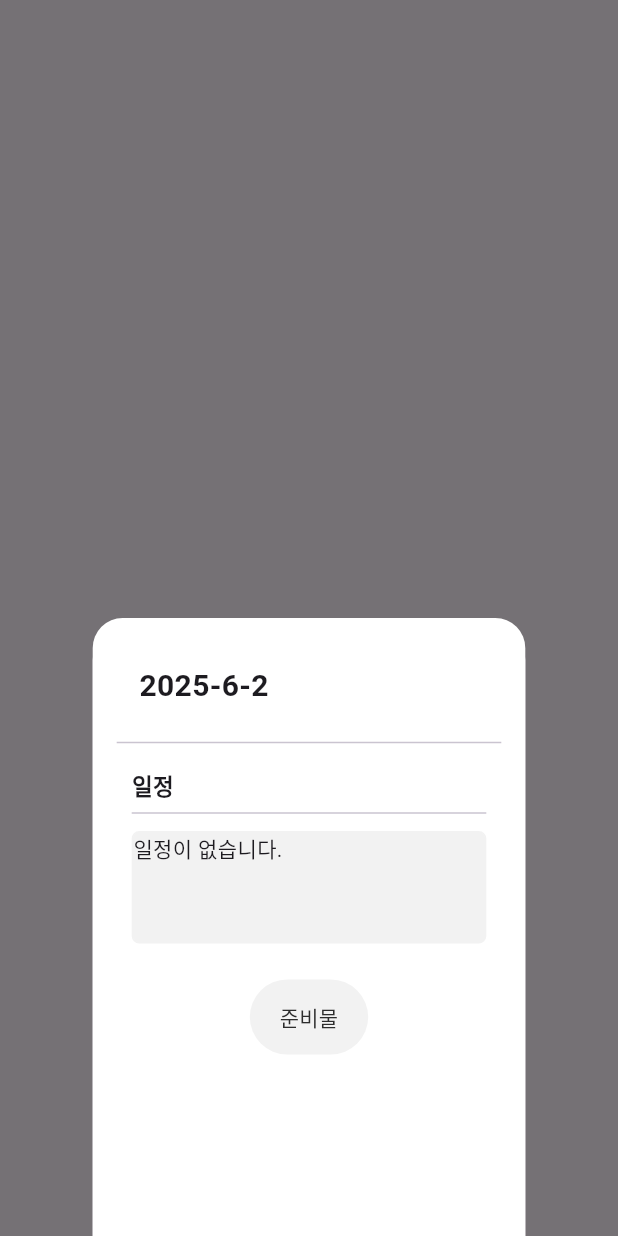
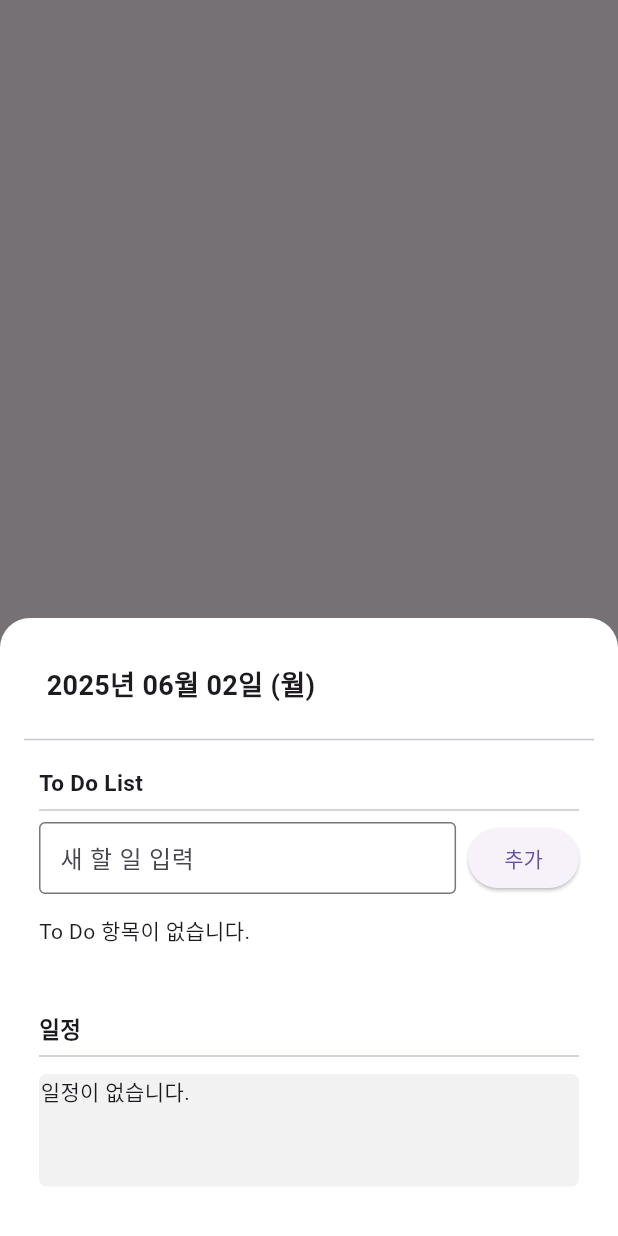
Before and after one commit to dlsalsgur03/OSBP_Project, a Flutter app: what showBottomSheetModal() shows on an empty page, opened directly with empty values, on a phone screen of 412 x 824 dp. Run offline on Flutter 3.47's test engine with Material 3 defaults, Android fonts, the phone set to English and light mode, and no system bars; our stand-ins replace emoji_picker_flutter, flutter_dotenv, flutter_local_notifications, flutter_map, latlong2, permission_handler and 3 more; accounts and stored records are empty.

Commit message:
ToDoList UI와 함수들을 넣어 기능 추가

```diff
--- a/lib/calendar/dateInfo/show_date_info.dart
+++ b/lib/calendar/dateInfo/show_date_info.dart
@@ -1,7 +1,10 @@
 import 'package:flutter/material.dart';
+import 'package:intl/intl.dart';
 
 import '../../reservation/reading_json.dart';
 import '../../weather/weather.dart';
+import 'todo_modal.dart';
+import 'todo_func.dart';
 
 DateTime today = DateTime.now();
 DateTime yesterday = today.subtract(const Duration(days: 1));
@@ -11,16 +14,47 @@ final WeatherService weatherService = WeatherService();
 void showBottomSheetModal(BuildContext context, DateTime selectedDate) async {
 
   List<Schedule> schedules = await getSchedule(selectedDate);
+  List<Todo> todos = await getTodoList(selectedDate);
 
   showModalBottomSheet(
     context: context,
     isScrollControlled: true,
-    builder: (context) => DraggableScrollableSheet(
+    builder: (context) {
+      return StatefulBuilder(
+        builder: (context, setState) {
+          final TextEditingController todoController = TextEditingController();
+
+          void addTodo(){
+            final text = todoController.text.trim();
+            if (text.isNotEmpty){
+              final newTodo = Todo(task: text);
+              setState(() {
+                todos.add(newTodo);
+                addTodoToStorage(selectedDate, newTodo);
+              });
+              todoController.clear();
+            }
+          }
+
+          void removeTodo(int index) {
+            setState((){
+              todos.removeAt(index);
+              removeTodoFromStorage(selectedDate, index);
+            });
+          }
+
+          void toggleDone(int index, bool? val) {
+            setState((){
+              todos[index].done = val ?? false;
+              updateTodoInStorage(selectedDate, index, val ?? false);
+            });
+          }
+
+          return DraggableScrollableSheet(
             expand: false, // 드래그로 확장 가능
             builder: (context, scrollController) {
               return Container(
                 padding: EdgeInsets.all(16.0),
-          width: MediaQuery.of(context).size.width * 0.7,
                 decoration: BoxDecoration(
                   color: Color(0XffFFFFFF),
                   borderRadius: BorderRadius.vertical(top: Radius.circular(20)),
@@ -31,11 +65,8 @@ void showBottomSheetModal(BuildContext context, DateTime selectedDate) async {
                     Padding(
                       padding: EdgeInsets.all(15.0),
                       child: Text(
-                  '${selectedDate.year}-${selectedDate.month}-${selectedDate.day}',
-                  style: TextStyle(
-                    fontWeight: FontWeight.bold,
-                    fontSize: 20,
-                  ),
+                        DateFormat('yyyy년 MM월 dd일 (E)', 'ko_KR').format(selectedDate),
+                        style: const TextStyle(fontSize: 18, fontWeight: FontWeight.bold),
                       ),
                     ),
                     Divider(),
@@ -43,6 +74,69 @@ void showBottomSheetModal(BuildContext context, DateTime selectedDate) async {
                       child: ListView(
                         controller: scrollController, // 스크롤 가능하게 설정
                         children: [
+                          Padding(
+                            padding: EdgeInsets.all(10.0),
+                            child: Column(
+                              crossAxisAlignment: CrossAxisAlignment.start,
+                              children: [
+                                Text("To Do List", style: TextStyle(fontWeight: FontWeight.bold, fontSize: 15),),
+                                Divider(),
+                                // To Do Add Section
+                                Row(
+                                  children: [
+                                    Expanded(
+                                      child: TextField(
+                                        controller: todoController,
+                                        decoration: InputDecoration(
+                                          hintText: "새 할 일 입력",
+                                          border: OutlineInputBorder(),
+                                          contentPadding: EdgeInsets.symmetric(horizontal: 10, vertical: 5),
+                                        ),
+                                        onSubmitted: (_) => addTodo(),
+                                      )
+                                    ),
+                                    SizedBox(width: 8,),
+                                    ElevatedButton(onPressed: addTodo, child: Text("추가")),
+                                  ],
+                                ),
+                                SizedBox(height: 10,),
+                                if(todos.isNotEmpty)
+                                  for (int i = 0; i < todos.length; i++)
+                                    Padding(
+                                      padding: EdgeInsets.symmetric(vertical: 4.0),
+                                      child: Row(
+                                        children: [
+                                          Checkbox(
+                                            value: todos[i].done,
+                                            onChanged: (val) => toggleDone(i, val),
+                                          ),
+                                          Expanded(
+                                            child: Text(
+                                              todos[i].task,
+                                              style: TextStyle(
+                                                fontSize: 16,
+                                                decoration: todos[i].done ? TextDecoration.lineThrough : null,
+                                              ),
+                                            ),
+                                          ),
+                                          IconButton(
+                                              onPressed: () => removeTodo(i),
+                                              icon: Icon(Icons.delete_outline_rounded, color: Colors.red,)
+                                          )
+                                        ],
+                                      ),
+                                    )
+                                else
+                                  Padding(
+                                    padding: EdgeInsets.symmetric(vertical: 4.0),
+                                    child: Text("To Do 항목이 없습니다."),
+                                  ),
+                              ],
+                            ),
+                          ),
+
+                          SizedBox(height: 20),
+
                           Padding(
                             padding: EdgeInsets.all(10.0),
                             child: Column(
@@ -93,6 +187,7 @@ void showBottomSheetModal(BuildContext context, DateTime selectedDate) async {
                               ],
                             ),
                           ),
+                          SizedBox(height: 20),
                           Padding(
                             padding: EdgeInsets.all(10.0),
                             child: Column(
@@ -134,7 +229,10 @@ void showBottomSheetModal(BuildContext context, DateTime selectedDate) async {
                 ),
               );
             },
-    ),
+          );
+        }
+      );
+    }
   );
 }
 
```
Lines whose indentation alone changed are shown as unchanged.
